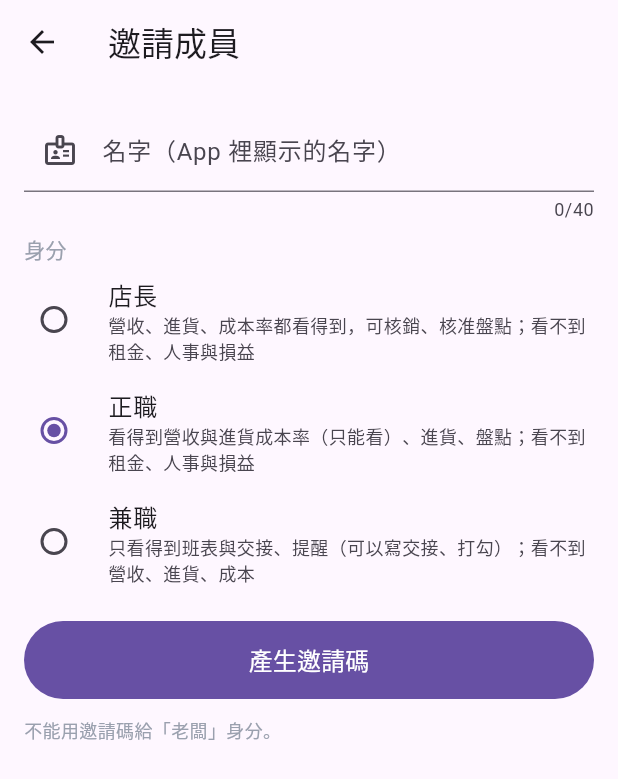
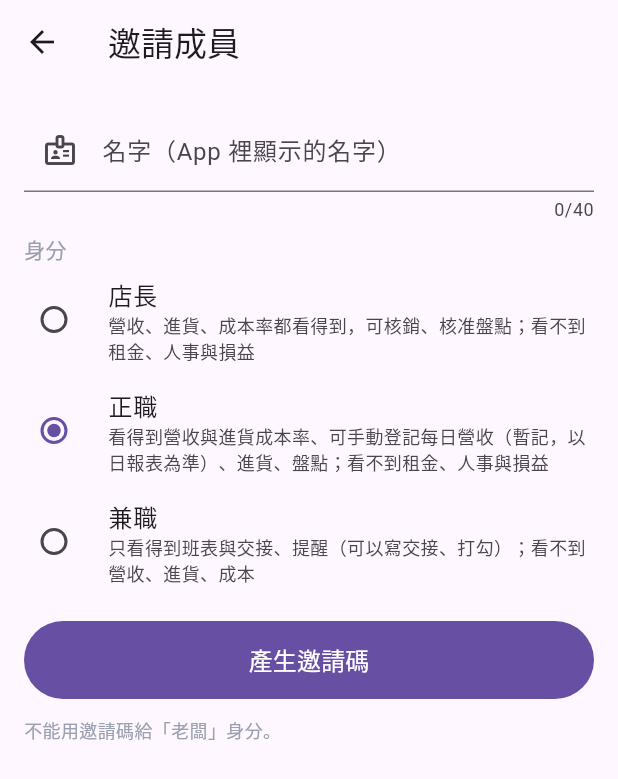
Before and after one commit to dwr6k2wbzw-dot/yincheng-app, a Flutter app: the _InviteScreen screen opened directly with empty values, on a phone screen of 412 x 824 dp. Shown: the top 779 px of the screen. Run offline on Flutter 3.47's test engine with Material 3 defaults, Android fonts, the phone set to English and light mode, and no system bars; our stand-ins replace shared_preferences, supabase_flutter; missing offline and left inert: dart:js_interop; accounts and stored records are empty; statements that could not run were skipped.

Commit message:
fix: Codex 複審（成員說明）— 正職身分說明補上可登記營收
- members_screen 的正職（staff）說明更新：現在可手動登記每日營收（暫記，以日報表為準），
  不再只是「只能看」營收。對齊 0038 開放的寫入權限。

Co-Authored-By: Claude Opus 4.8 <noreply@anthropic.com>
Claude-Session: https://claude.ai/code/session_011qidEFXzbKtVCokLQa2rWQ

```diff
--- a/lib/screens/members_screen.dart
+++ b/lib/screens/members_screen.dart
@@ -12,7 +12,7 @@ import '../widgets/common.dart';
 const _roleHints = {
   Role.manager: '營收、進貨、成本率都看得到，可核銷、核准盤點；看不到租金、人事與損益',
   Role.bartender: '進貨、盤點；看不到營收與成本',
-  Role.staff: '看得到營收與進貨成本率（只能看）、進貨、盤點；看不到租金、人事與損益',
+  Role.staff: '看得到營收與進貨成本率、可手動登記每日營收（暫記，以日報表為準）、進貨、盤點；看不到租金、人事與損益',
   Role.parttime: '只看得到班表與交接、提醒（可以寫交接、打勾）；看不到營收、進貨、成本',
 };
 const _invitableRoles = [Role.manager, Role.staff, Role.parttime];
```
